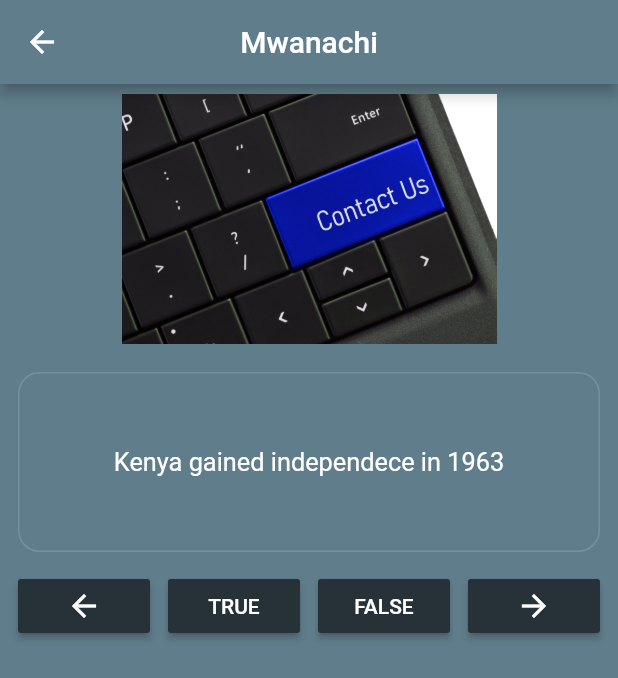
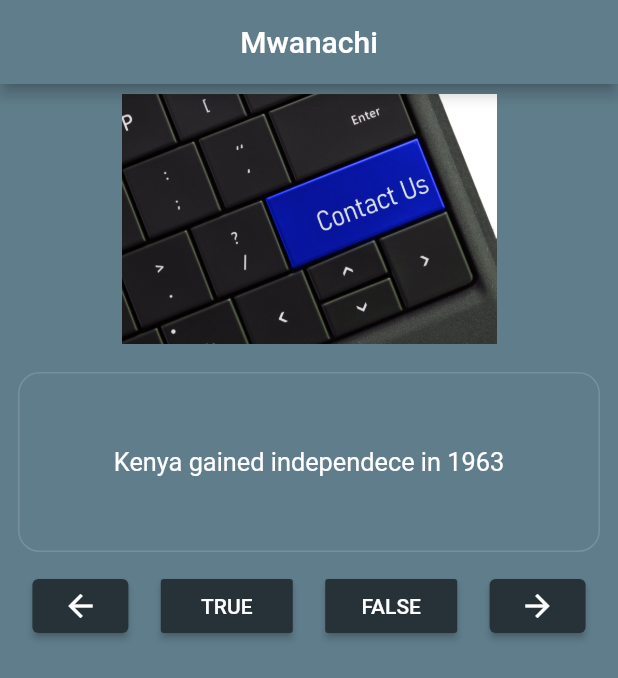
Before and after one commit to kiiru4reals/my-flutter-journey, a Flutter app: the Quiz screen opened directly, on a phone screen of 412 x 824 dp. Shown: the top 678 px of the screen. Run offline on Flutter 3.47's test engine with Material 2 defaults, Android fonts, the phone set to English and light mode, and no system bars.

Commit message:
upgraded next and previous buttons from raised to elevated

```diff
--- a/lib/main.dart
+++ b/lib/main.dart
@@ -1,11 +1,11 @@
 import 'package:flutter/material.dart';
-import 'ui/home.dart';
-import 'ui/bizcard.dart';
-import 'ui/tipster.dart';
+// import 'ui/home.dart';
+// import 'ui/bizcard.dart';
+// import 'ui/tipster.dart';
 import 'ui/learn.dart';
-import 'ui/movies.dart';
+// import 'ui/movies.dart';
 
 // void main() => runApp(ScaffoldExample());
 void main() => runApp( MaterialApp(
-  home: Movies(),
+  home: Quiz(),
 ));
--- a/lib/ui/learn.dart
+++ b/lib/ui/learn.dart
@@ -77,9 +77,19 @@
               Row(
                 mainAxisAlignment: MainAxisAlignment.spaceEvenly,
                 children: <Widget> [
-                  RaisedButton(onPressed: () => _previousQuestion(),
-                    color: Colors.blueGrey.shade900,
-                    child: Icon(Icons.arrow_back, color: Colors.white,),),
+                  ElevatedButton(onPressed: _previousQuestion,
+                      child: Icon(Icons.arrow_back, color: Colors.white,),
+                    style: ElevatedButton.styleFrom(
+                      primary: Colors.blueGrey.shade900
+                    ),
+                  ),
+
+                  // RaisedButton(onPressed: () => _previousQuestion(),
+                  //   color: Colors.blueGrey.shade900,
+                  //   child: Icon(Icons.arrow_back, color: Colors.white,),),
+                  // ElevatedButton(onPressed: _checkAnswer(true),
+                  // child: Text("TRUE", style: TextStyle(color: Colors.white),),
+                  // ),
 
                   RaisedButton(onPressed: () => _checkAnswer(true),
                   color: Colors.blueGrey.shade900,
@@ -89,9 +99,16 @@
                     color: Colors.blueGrey.shade900,
                     child: Text("FALSE", style: TextStyle(color: Colors.white),),),
 
-                  RaisedButton(onPressed: () => _nextQuestion(),
-                    color: Colors.blueGrey.shade900,
-                    child: Icon(Icons.arrow_forward, color: Colors.white,),)
+                  ElevatedButton(onPressed: _nextQuestion,
+                    child: Icon(Icons.arrow_forward, color: Colors.white,),
+                    style: ElevatedButton.styleFrom(
+                        primary: Colors.blueGrey.shade900
+                    ),
+                  ),
+
+                  // RaisedButton(onPressed: () => _nextQuestion(),
+                  //   color: Colors.blueGrey.shade900,
+                  //   child: Icon(Icons.arrow_forward, color: Colors.white,),)
 
                 ],
               ),
```
